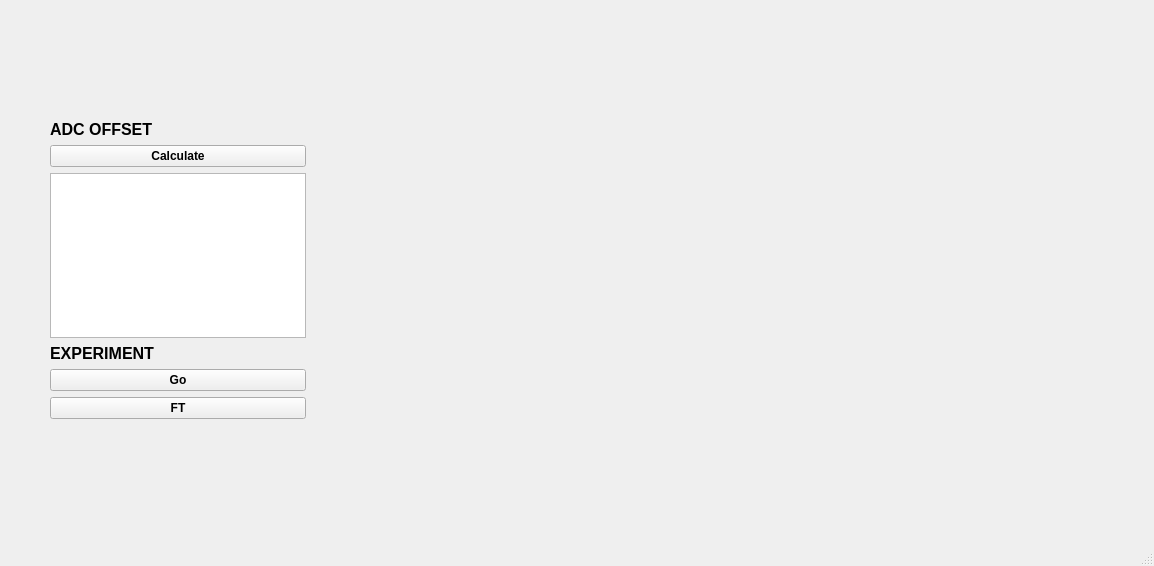
First picture: the form in SpinCore_pp/echo_experiment.ui, repository jmfrancklab/spincore_apps, before the edit.
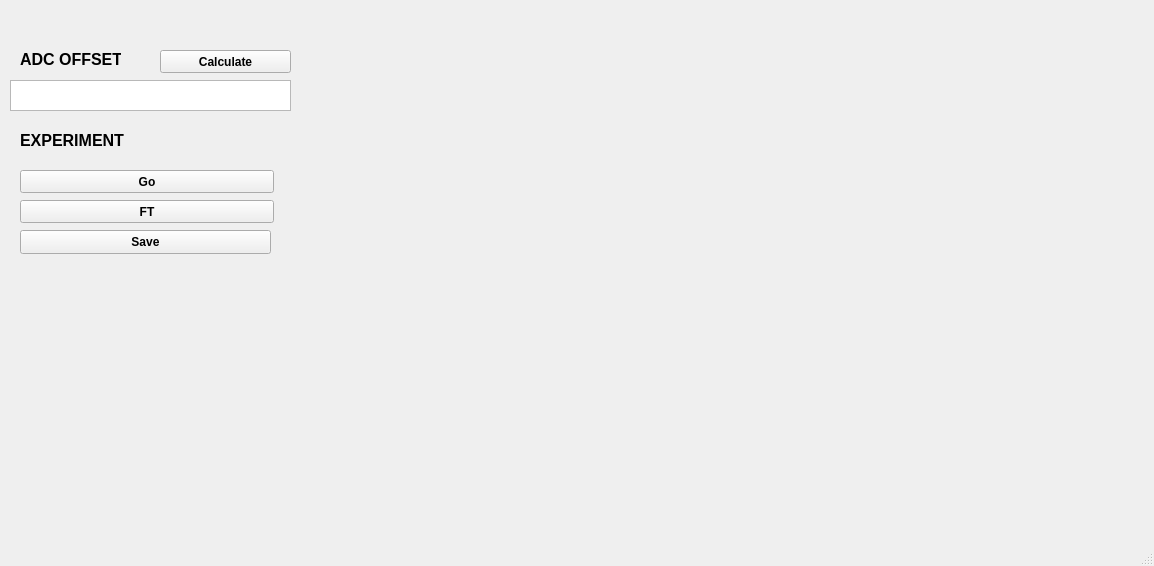
Second picture: the form after the edit. Custom widgets are drawn as their Qt base class.

```diff
--- a/SpinCore_pp/echo_experiment.ui
+++ b/SpinCore_pp/echo_experiment.ui
@@ -19,42 +19,15 @@
    <string>MainWindow</string>
   </property>
   <widget class="QWidget" name="centralwidget">
-   <widget class="MplWidget" name="time_plot" native="true">
-    <property name="geometry">
-     <rect>
-      <x>340</x>
-      <y>10</y>
-      <width>761</width>
-      <height>231</height>
-     </rect>
-    </property>
-   </widget>
-   <widget class="MplWidget" name="f_widget" native="true">
-    <property name="geometry">
-     <rect>
-      <x>350</x>
-      <y>260</y>
-      <width>761</width>
-      <height>251</height>
-     </rect>
-    </property>
-   </widget>
-   <widget class="QSplitter" name="splitter">
-    <property name="geometry">
-     <rect>
-      <x>50</x>
-      <y>120</y>
-      <width>256</width>
-      <height>299</height>
-     </rect>
-    </property>
-    <property name="orientation">
-     <enum>Qt::Vertical</enum>
-    </property>
-    <widget class="QWidget" name="">
-     <layout class="QVBoxLayout" name="verticalLayout">
-      <item>
        <widget class="QLabel" name="label">
+    <property name="geometry">
+     <rect>
+      <x>20</x>
+      <y>50</y>
+      <width>101</width>
+      <height>19</height>
+     </rect>
+    </property>
         <property name="font">
          <font>
           <pointsize>12</pointsize>
@@ -66,9 +39,15 @@
          <string>ADC OFFSET</string>
         </property>
        </widget>
-      </item>
-      <item>
        <widget class="QPushButton" name="pushButton">
+    <property name="geometry">
+     <rect>
+      <x>160</x>
+      <y>50</y>
+      <width>131</width>
+      <height>23</height>
+     </rect>
+    </property>
         <property name="font">
          <font>
           <pointsize>9</pointsize>
@@ -80,26 +59,25 @@
          <string>Calculate</string>
         </property>
        </widget>
-      </item>
-      <item>
-       <widget class="QTextEdit" name="textEdit"/>
-      </item>
-      <item>
-       <widget class="QLabel" name="label_2">
-        <property name="font">
-         <font>
-          <pointsize>12</pointsize>
-          <weight>75</weight>
-          <bold>true</bold>
-         </font>
-        </property>
-        <property name="text">
-         <string>EXPERIMENT</string>
-        </property>
-       </widget>
-      </item>
-      <item>
+   <widget class="QTextEdit" name="textEdit">
+    <property name="geometry">
+     <rect>
+      <x>10</x>
+      <y>80</y>
+      <width>281</width>
+      <height>31</height>
+     </rect>
+    </property>
+   </widget>
        <widget class="QPushButton" name="pushButton_2">
+    <property name="geometry">
+     <rect>
+      <x>20</x>
+      <y>170</y>
+      <width>254</width>
+      <height>23</height>
+     </rect>
+    </property>
         <property name="font">
          <font>
           <pointsize>9</pointsize>
@@ -111,9 +89,35 @@
          <string>Go</string>
         </property>
        </widget>
-      </item>
-      <item>
+   <widget class="MplWidget" name="time_plot" native="true">
+    <property name="geometry">
+     <rect>
+      <x>350</x>
+      <y>10</y>
+      <width>761</width>
+      <height>231</height>
+     </rect>
+    </property>
+   </widget>
+   <widget class="MplWidget" name="f_widget" native="true">
+    <property name="geometry">
+     <rect>
+      <x>350</x>
+      <y>260</y>
+      <width>761</width>
+      <height>251</height>
+     </rect>
+    </property>
+   </widget>
        <widget class="QPushButton" name="pushButton_3">
+    <property name="geometry">
+     <rect>
+      <x>20</x>
+      <y>200</y>
+      <width>254</width>
+      <height>23</height>
+     </rect>
+    </property>
         <property name="font">
          <font>
           <weight>75</weight>
@@ -124,9 +128,44 @@
          <string>FT</string>
         </property>
        </widget>
-      </item>
-     </layout>
-    </widget>
+   <widget class="QLabel" name="label_2">
+    <property name="geometry">
+     <rect>
+      <x>20</x>
+      <y>120</y>
+      <width>111</width>
+      <height>41</height>
+     </rect>
+    </property>
+    <property name="font">
+     <font>
+      <pointsize>12</pointsize>
+      <weight>75</weight>
+      <bold>true</bold>
+     </font>
+    </property>
+    <property name="text">
+     <string>EXPERIMENT</string>
+    </property>
+   </widget>
+   <widget class="QPushButton" name="pushButton_4">
+    <property name="geometry">
+     <rect>
+      <x>20</x>
+      <y>230</y>
+      <width>251</width>
+      <height>24</height>
+     </rect>
+    </property>
+    <property name="font">
+     <font>
+      <weight>75</weight>
+      <bold>true</bold>
+     </font>
+    </property>
+    <property name="text">
+     <string>Save</string>
+    </property>
    </widget>
   </widget>
   <widget class="QMenuBar" name="menubar">
```
Lines whose indentation alone changed are shown as unchanged.
